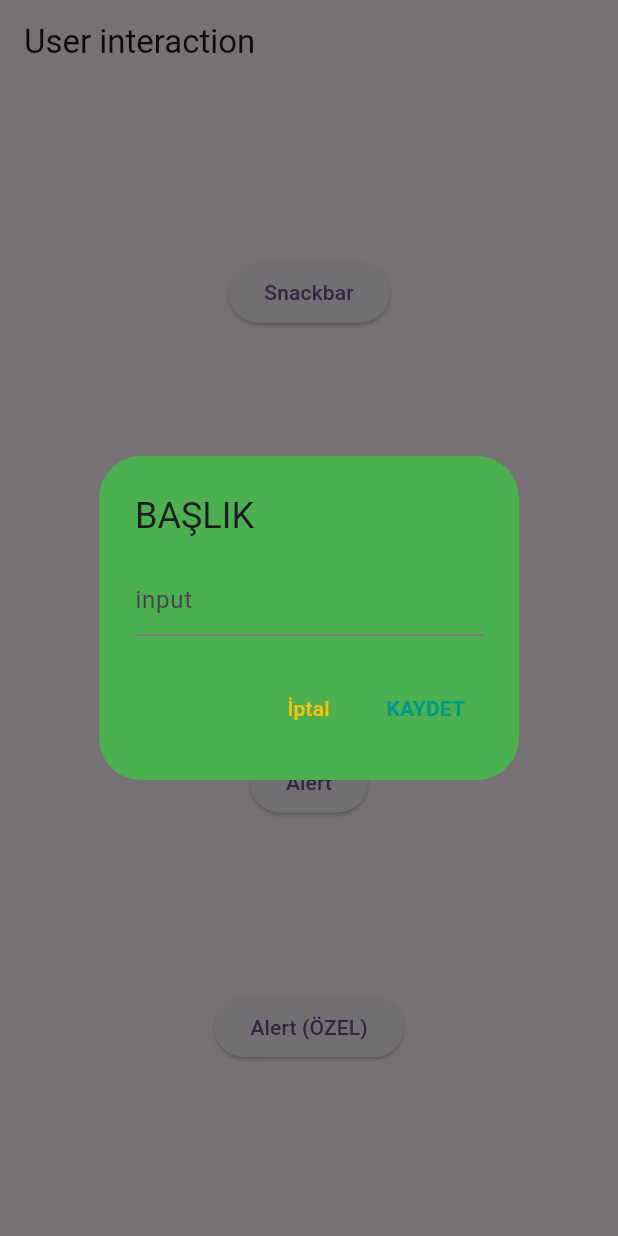
After one commit to sefacr/calisma_yapisi, a Flutter app: the screen it shows after launch, after a tap on "Alert (ÖZEL)", on a phone screen of 412 x 824 dp. The commit adds this screen. Run offline on Flutter 3.47's test engine with Material 3 defaults, Android fonts, the phone set to English and light mode, and no system bars.

Commit message:
user interaction learning

```diff
--- a/lib/main.dart
+++ b/lib/main.dart
@@ -1,5 +1,6 @@
 import 'package:calisma_yapisi/bottomNavigation/bottomMainScreen.dart';
 import 'package:calisma_yapisi/mainScreen.dart';
+import 'package:calisma_yapisi/user_interaction/userInteractionPage.dart';
 import 'package:flutter/material.dart';
 
 void main() {
@@ -18,7 +19,7 @@ class MyApp extends StatelessWidget {
         colorScheme: ColorScheme.fromSeed(seedColor: Colors.deepPurple),
         useMaterial3: true,
       ),
-      home: const BottomNavigationMainScreen(),
+      home: const UserInteractionPage(),
     );
   }
 }
--- /dev/null
+++ b/lib/user_interaction/userInteractionPage.dart
@@ -0,0 +1,94 @@
+import 'package:flutter/material.dart';
+
+class UserInteractionPage extends StatefulWidget {
+  const UserInteractionPage({super.key});
+
+  @override
+  State<UserInteractionPage> createState() => _UserInteractionPageState();
+}
+
+class _UserInteractionPageState extends State<UserInteractionPage> {
+  var tfControl = TextEditingController();
+  @override
+  Widget build(BuildContext context) {
+    return Scaffold(
+      appBar: AppBar(title: const Text("User interaction"),),
+      body: Center(
+        child: Column(
+          mainAxisAlignment: MainAxisAlignment.spaceEvenly,
+          children: [
+            ElevatedButton(onPressed: () {
+              ScaffoldMessenger.of(context).showSnackBar(
+                SnackBar(
+                  content: const Text("Silmek ister misiniz ? "),
+                  action: SnackBarAction(label: "Evet", onPressed: (){
+                    ScaffoldMessenger.of(context).showSnackBar(SnackBar(content: Text("Silindi")));
+                  }),
+                  )
+              );
+            }, child: const Text("Snackbar")),
+
+            ElevatedButton(onPressed: () {
+              ScaffoldMessenger.of(context).showSnackBar(
+                SnackBar(
+                  content: const Text("Silmek ister misiniz ? ", style: TextStyle(color: Colors.indigoAccent),),
+                  backgroundColor: Colors.brown,
+                  action: SnackBarAction(label: "Evet", textColor: Colors.amber, onPressed: (){
+                    ScaffoldMessenger.of(context).showSnackBar(SnackBar(content: const Text("Silindi")));
+                  }),
+                  )
+              );
+            }, child: const Text("Snackbar (ÖZEL)")),
+
+            ElevatedButton(onPressed: () {
+              showDialog(
+                context: context,
+                builder: (BuildContext context){
+                  return AlertDialog(
+                    title: const Text("BAŞLIK"),
+                    content: const Text("İÇerik içerik içerik içerik"),
+                    actions: [
+                      TextButton(onPressed: (){
+                        print("İptallll");
+                        Navigator.pop(context);
+                      }, child: const Text("İptal")),
+                      TextButton(onPressed: (){
+                        print("Tamammm");
+                        Navigator.pop(context);
+                      }, child: const Text("Tamam"))
+                    ],
+                  );
+                }
+                );
+
+            }, child: const Text("Alert")),
+
+            ElevatedButton(onPressed: () {
+              showDialog(
+                context: context,
+                builder: (BuildContext context){
+                  return AlertDialog(
+                    title: const Text("BAŞLIK"),
+                    content: TextField(controller: tfControl, decoration: const InputDecoration(hintText: "input"),),
+                    backgroundColor: Colors.green,
+                    actions: [
+                      TextButton(onPressed: (){
+                        print("İptallll");
+                        Navigator.pop(context);
+                      }, child: const Text("İptal", style: TextStyle(color: Colors.amber),)),
+                      TextButton(onPressed: (){
+                        print("KAydedilen text: ${tfControl.text}");
+                        Navigator.pop(context);
+                        tfControl.text = "";
+                      }, child: const Text("KAYDET", style: TextStyle(fontStyle: FontStyle.normal, fontWeight: FontWeight.bold,color: Colors.teal),))
+                    ],
+                  );
+                }
+                );
+            }, child: const Text("Alert (ÖZEL)")),
+          ],
+        ),
+      ),
+    );
+  }
+}
```
